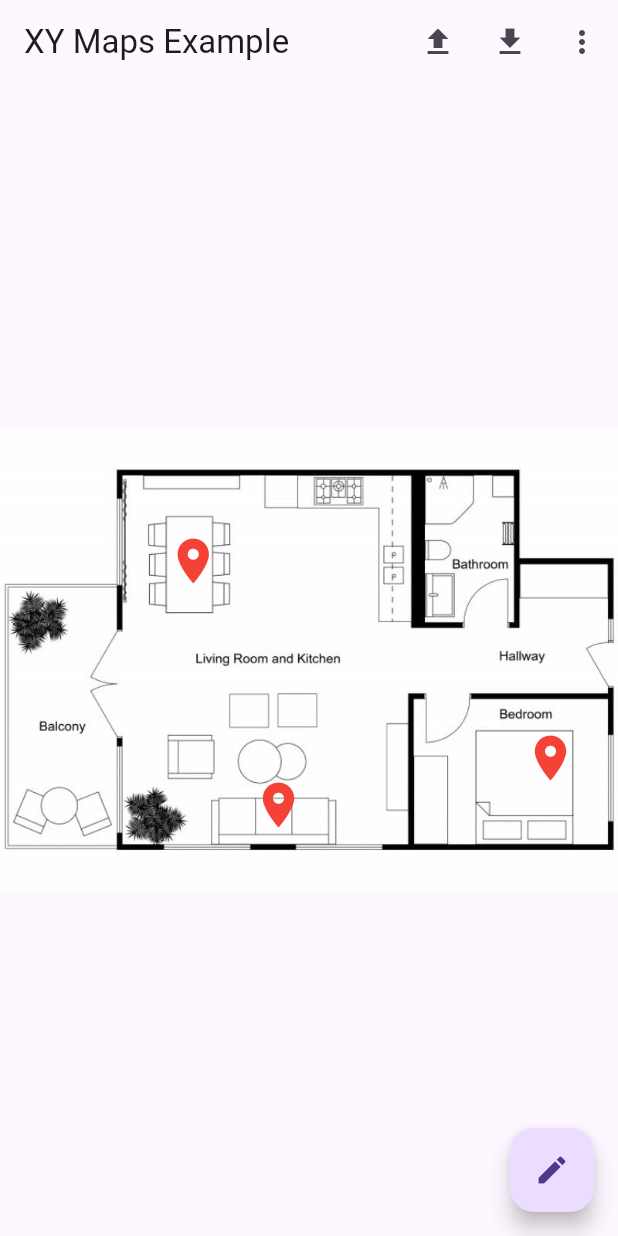
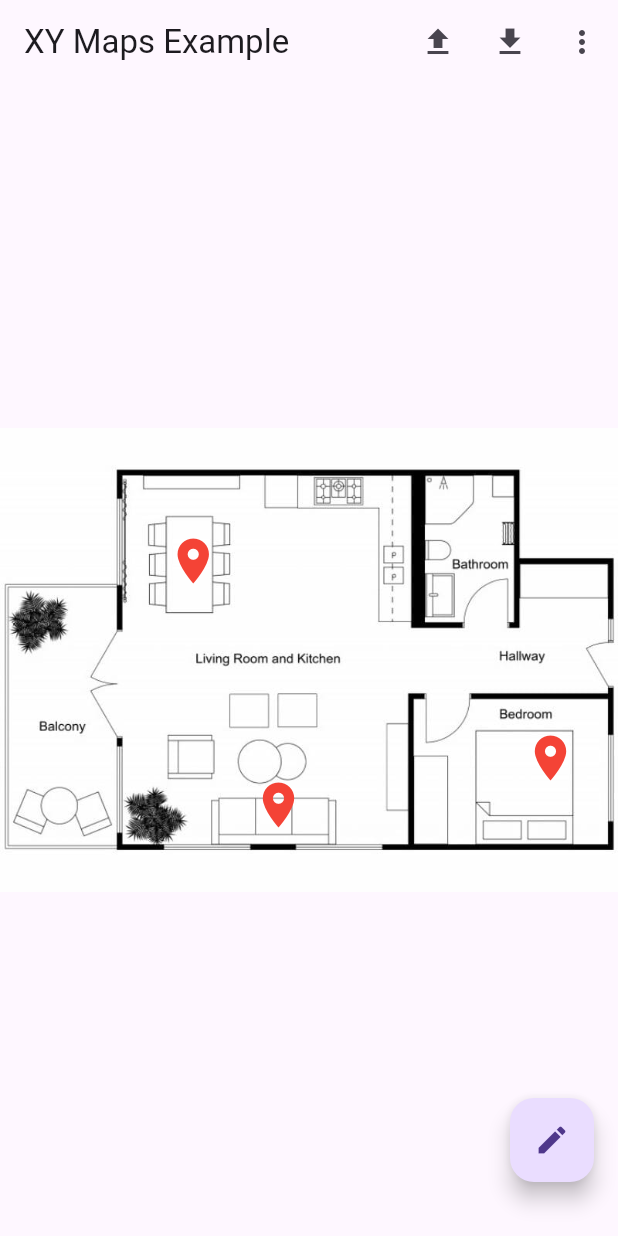
Before and after one commit to ExploreAritra/xy_maps, a Flutter app: the screen it shows after launch, after a tap on the "file upload" icon, on a phone screen of 412 x 824 dp. Run offline on Flutter 3.47's test engine with Material 3 defaults, Android fonts, the phone set to English and light mode, and no system bars; our stand-ins replace image_picker; missing offline and left inert: flutter_quill.

Commit message:
Initial commit

```diff
--- a/example/lib/src/example_app.dart
+++ b/example/lib/src/example_app.dart
@@ -9,10 +9,10 @@ import 'package:flutter_quill/flutter_quill.dart';
 import 'package:xy_maps/xy_maps.dart';
 
 class ExampleApp extends StatefulWidget {
-  const ExampleApp({Key? key}) : super(key: key);
+  const ExampleApp({super.key});
 
   @override
-  _ExampleAppState createState() => _ExampleAppState();
+  State<ExampleApp> createState() => _ExampleAppState();
 }
 
 class _ExampleAppState extends State<ExampleApp> {
@@ -177,8 +177,11 @@ class _ExampleAppState extends State<ExampleApp> {
             }
           ),
               // : Center(child: Text('Select an image to begin.')),
-          floatingActionButton: Column(
+          floatingActionButton: Consumer<MarkerController>(
+            builder: (context, controller, _) {
+              return Column(
                 mainAxisSize: MainAxisSize.min,
+                crossAxisAlignment: CrossAxisAlignment.end,
                 children: [
                   FloatingActionButton(
                     heroTag: 'mode',
@@ -189,6 +192,7 @@ class _ExampleAppState extends State<ExampleApp> {
                       );
                     },
                   ),
+                  SizedBox(height: 20,),
                   if (_newCount > 0)
                     FloatingActionButton.extended(
                       heroTag: 'sync',
@@ -197,6 +201,8 @@ class _ExampleAppState extends State<ExampleApp> {
                       onPressed: _syncNew,
                     ),
                 ],
+              );
+            }
           ),
         ),
       ),
--- a/lib/src/widgets/marker_widget.dart
+++ b/lib/src/widgets/marker_widget.dart
@@ -1,4 +1,3 @@
-import 'dart:io';
 import 'package:provider/provider.dart';
 import 'package:vector_math/vector_math_64.dart' show Vector3, Matrix4;
 import 'package:flutter/material.dart';
@@ -14,18 +13,16 @@ class MarkerWidget extends StatelessWidget {
   final TransformationController transformationController;  // Added
 
   const MarkerWidget({
-    Key? key,
+    super.key,
     required this.marker,
     required this.mapWidth,
     required this.mapHeight,
     required this.transformationController,  // Added
-  }) : super(key: key);
+  });
 
   @override
   Widget build(BuildContext context) {
     final controller = context.read<MarkerController>();
-    final left = marker.x * mapWidth;
-    final top = marker.y * mapHeight;
 
     return GestureDetector(
       onPanUpdate: controller.mode == ViewMode.edit
--- a/lib/src/widgets/xy_map_view.dart
+++ b/lib/src/widgets/xy_map_view.dart
@@ -15,18 +15,19 @@ class XyMapView extends StatefulWidget {
   final ValueChanged<GeoJsonMarker>? onMarkerAdded;
 
   const XyMapView({
-    Key? key,
+    super.key,
     required this.backgroundImage,
     required this.imageWidth,
     required this.imageHeight,
     this.onMarkerAdded,
-  }) : super(key: key);
+  });
 
   @override
   State<XyMapView> createState() => _XyMapViewState();
 }
 
 class _XyMapViewState extends State<XyMapView> {
+
   final TransformationController _transformationCtrl = TransformationController();
 
   @override
```
Lines whose indentation alone changed are shown as unchanged.
